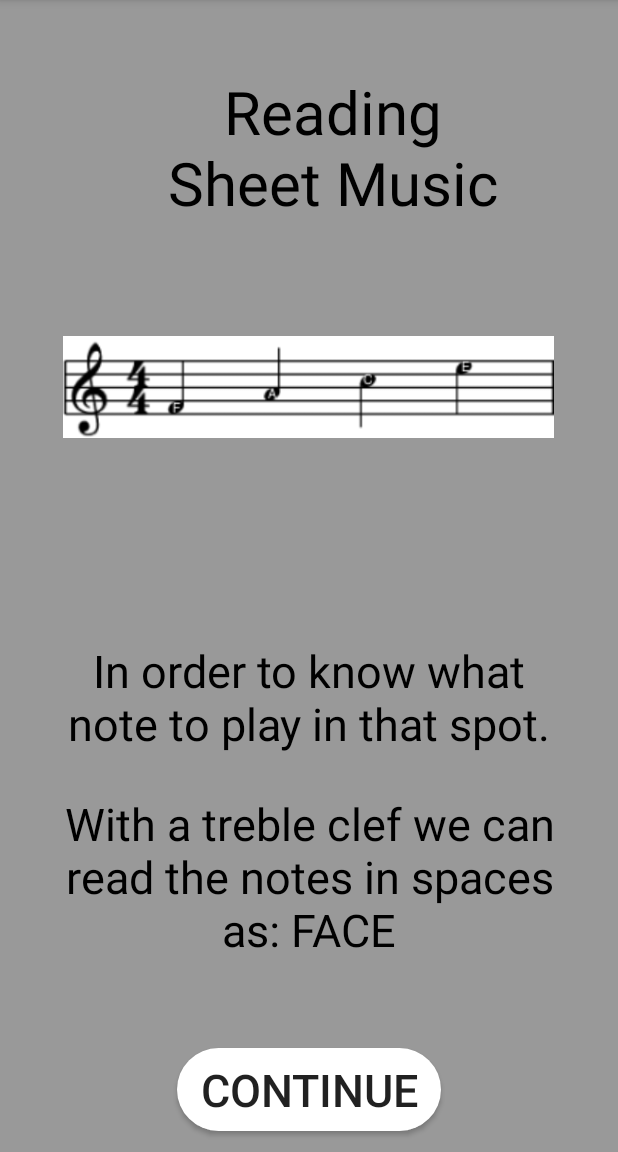
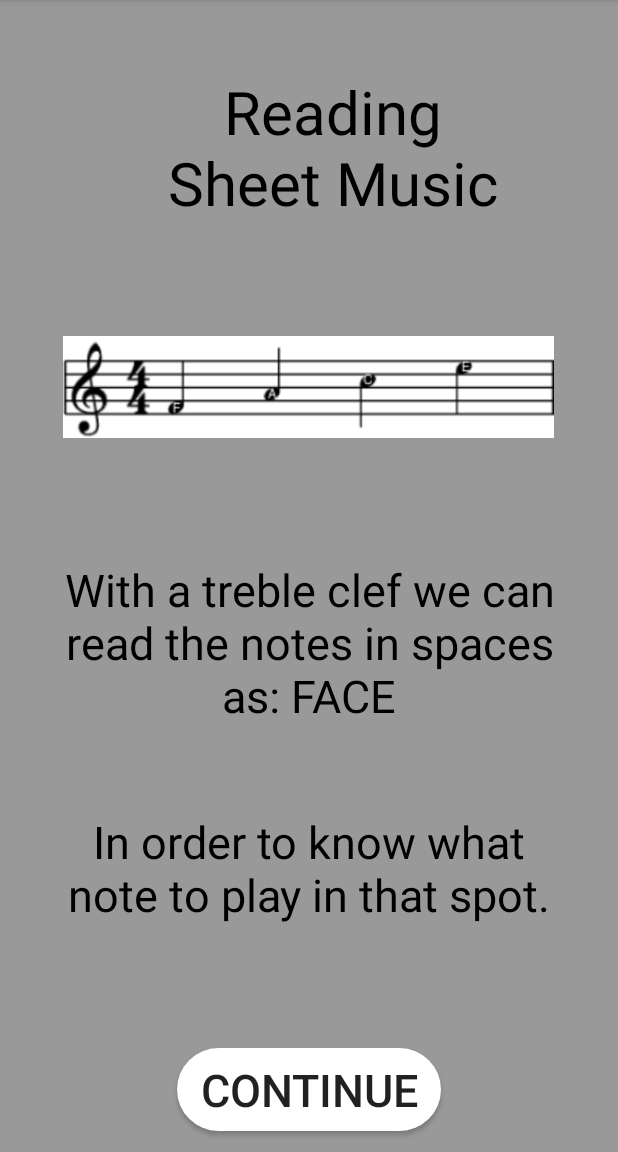
Before and after one commit to sammax12/SimpleSaxaphone, an Android app: the fragment ReadingMusic5 shown on its own in the app's theme, on a phone screen of 412 x 824 dp, the part 84-1236 px from its top. Run offline under Robolectric (Android 15) with nearby library versions, the phone set to English and light mode, and no system bars.

Commit message:
completed lessons fragments

```diff
--- a/app/src/main/java/com/example/simplesaxaphone/FirstNote2.java
+++ b/app/src/main/java/com/example/simplesaxaphone/FirstNote2.java
@@ -11,12 +11,12 @@ import android.widget.Button;
 
 public class FirstNote2 extends Fragment {
 
-    private Button continueBtn;
+    private Button finishBtn;
     @Override
     public View onCreateView(LayoutInflater inflater, ViewGroup container, Bundle savedInstanceState) {
         View view = inflater.inflate( R.layout.fragment_first_note2, container, false);
-        continueBtn = (Button) view.findViewById(R.id.continueBtn);
-        continueBtn.setOnClickListener(new View.OnClickListener() {
+        finishBtn = (Button) view.findViewById(R.id.finishBtn);
+        finishBtn.setOnClickListener(new View.OnClickListener() {
             @Override
             public void onClick(View v) {
                 ((FragmentDisplay) getActivity()).setViewPager( 2 );
--- a/app/src/main/res/layout/fragment_first_note1.xml
+++ b/app/src/main/res/layout/fragment_first_note1.xml
@@ -4,7 +4,7 @@
     xmlns:tools="http://schemas.android.com/tools"
     android:layout_width="match_parent"
     android:layout_height="match_parent"
-    tools:context=".Posture1"
+    tools:context=".FirstNote1"
     android:background="#999999">
 
     <Button
--- a/app/src/main/res/layout/fragment_first_note2.xml
+++ b/app/src/main/res/layout/fragment_first_note2.xml
@@ -4,7 +4,7 @@
     xmlns:tools="http://schemas.android.com/tools"
     android:layout_width="match_parent"
     android:layout_height="match_parent"
-    tools:context=".Posture2"
+    tools:context=".FirstNote2"
     android:background="#999999">
 
     <Button
--- a/app/src/main/res/layout/fragment_posture3.xml
+++ b/app/src/main/res/layout/fragment_posture3.xml
@@ -4,7 +4,7 @@
     xmlns:tools="http://schemas.android.com/tools"
     android:layout_width="match_parent"
     android:layout_height="match_parent"
-    tools:context=".Posture1"
+    tools:context=".Posture3"
     android:background="#999999">
 
     <ImageView
@@ -14,7 +14,7 @@
         android:layout_alignParentBottom="true"
         android:layout_centerHorizontal="true"
         android:layout_marginBottom="115dp"
-        android:src="@drawable/posture1" />
+        android:src="@drawable/posture3" />
 
     <Button
         android:id="@+id/continueBtn"
--- a/app/src/main/res/layout/fragment_reading_music5.xml
+++ b/app/src/main/res/layout/fragment_reading_music5.xml
@@ -30,7 +30,7 @@
         android:layout_above="@+id/imageView2"
         android:layout_alignParentTop="true"
         android:layout_centerHorizontal="true"
-        android:layout_marginTop="468dp"
+        android:layout_marginTop="312dp"
         android:layout_marginBottom="24dp"
         android:gravity="center"
         android:text="With a treble clef we can read the notes in spaces as: FACE"
@@ -44,7 +44,7 @@
         android:layout_above="@+id/imageView2"
         android:layout_alignParentTop="true"
         android:layout_centerHorizontal="true"
-        android:layout_marginTop="348dp"
+        android:layout_marginTop="462dp"
         android:layout_marginBottom="24dp"
         android:gravity="center"
         android:text="In order to know what note to play in that spot."
```
